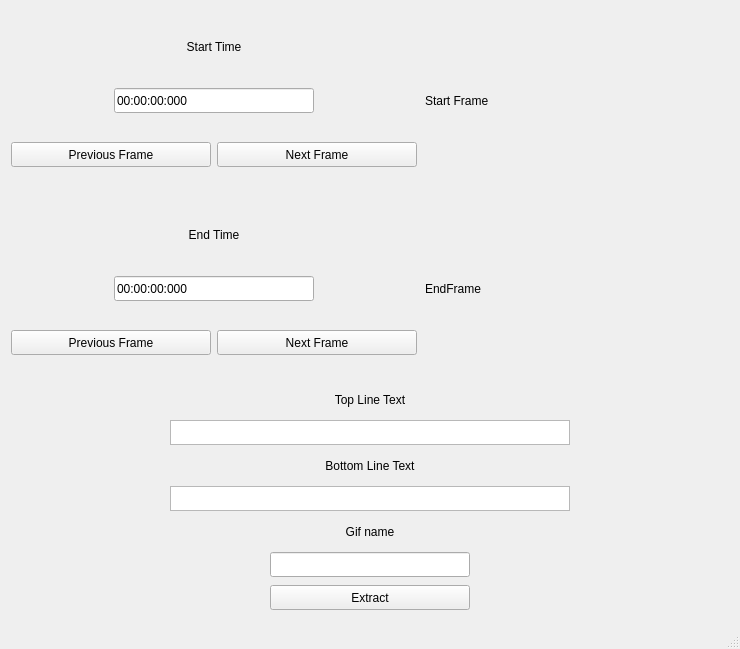
Old version of the form mainwindow.ui in the repository BigFatFlo/gif_extractor.
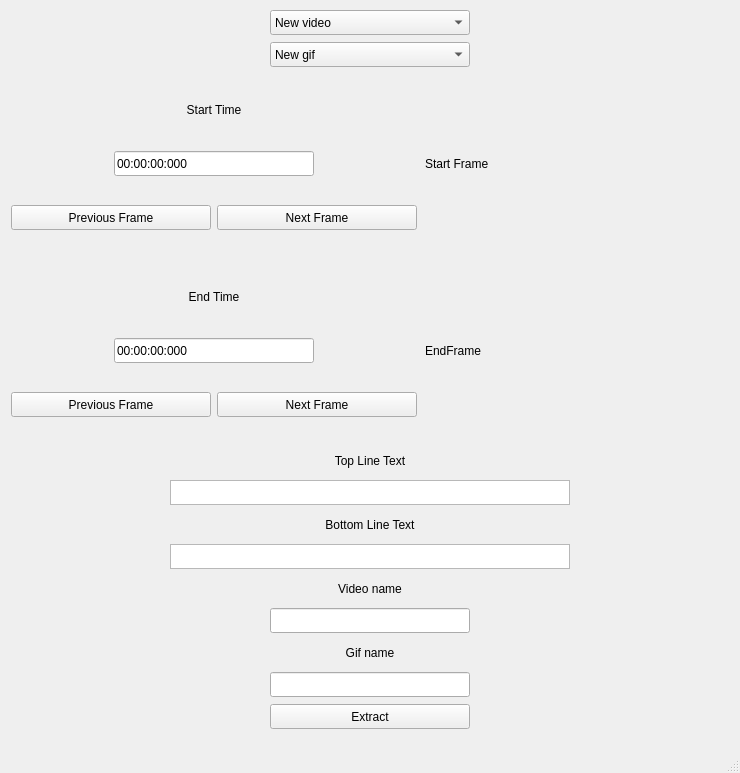
New version of the form.

Commit message:
Choose video and load gif data from json file
This changes makes it easy to
- fix bad timestamps
- add new text to old gifs

Also: big refactoring

Patch:
```diff
--- a/mainwindow.ui
+++ b/mainwindow.ui
@@ -7,14 +7,65 @@
     <x>0</x>
     <y>0</y>
     <width>740</width>
-    <height>649</height>
+    <height>773</height>
    </rect>
   </property>
+  <property name="sizePolicy">
+   <sizepolicy hsizetype="Expanding" vsizetype="Preferred">
+    <horstretch>0</horstretch>
+    <verstretch>0</verstretch>
+   </sizepolicy>
+  </property>
   <property name="windowTitle">
    <string>MainWindow</string>
   </property>
   <widget class="QWidget" name="centralwidget">
    <layout class="QVBoxLayout" name="verticalLayout">
+    <item alignment="Qt::AlignHCenter">
+     <widget class="QComboBox" name="videoComboBox">
+      <property name="minimumSize">
+       <size>
+        <width>200</width>
+        <height>25</height>
+       </size>
+      </property>
+      <property name="maximumSize">
+       <size>
+        <width>200</width>
+        <height>25</height>
+       </size>
+      </property>
+      <item>
+       <property name="text">
+        <string>New video</string>
+       </property>
+      </item>
+     </widget>
+    </item>
+    <item alignment="Qt::AlignHCenter">
+     <widget class="QComboBox" name="gifComboBox">
+      <property name="sizePolicy">
+       <sizepolicy hsizetype="Expanding" vsizetype="Fixed">
+        <horstretch>0</horstretch>
+        <verstretch>0</verstretch>
+       </sizepolicy>
+      </property>
+      <property name="minimumSize">
+       <size>
+        <width>200</width>
+        <height>25</height>
+       </size>
+      </property>
+      <property name="sizeAdjustPolicy">
+       <enum>QComboBox::AdjustToContents</enum>
+      </property>
+      <item>
+       <property name="text">
+        <string>New gif</string>
+       </property>
+      </item>
+     </widget>
+    </item>
     <item>
      <layout class="QHBoxLayout" name="startFrameLayout">
       <item>
@@ -317,6 +368,47 @@
       </property>
      </widget>
     </item>
+    <item alignment="Qt::AlignHCenter">
+     <widget class="QLabel" name="videoNameLabel">
+      <property name="minimumSize">
+       <size>
+        <width>200</width>
+        <height>25</height>
+       </size>
+      </property>
+      <property name="maximumSize">
+       <size>
+        <width>200</width>
+        <height>25</height>
+       </size>
+      </property>
+      <property name="text">
+       <string>Video name</string>
+      </property>
+      <property name="alignment">
+       <set>Qt::AlignCenter</set>
+      </property>
+     </widget>
+    </item>
+    <item alignment="Qt::AlignHCenter">
+     <widget class="QLineEdit" name="videoNameLineEdit">
+      <property name="minimumSize">
+       <size>
+        <width>200</width>
+        <height>25</height>
+       </size>
+      </property>
+      <property name="maximumSize">
+       <size>
+        <width>200</width>
+        <height>25</height>
+       </size>
+      </property>
+      <property name="text">
+       <string/>
+      </property>
+     </widget>
+    </item>
     <item alignment="Qt::AlignHCenter">
      <widget class="QLabel" name="gifNameLabel">
       <property name="minimumSize">
@@ -341,6 +433,12 @@
     </item>
     <item alignment="Qt::AlignHCenter">
      <widget class="QLineEdit" name="gifNameLineEdit">
+      <property name="sizePolicy">
+       <sizepolicy hsizetype="Preferred" vsizetype="Fixed">
+        <horstretch>0</horstretch>
+        <verstretch>0</verstretch>
+       </sizepolicy>
+      </property>
       <property name="minimumSize">
        <size>
         <width>200</width>
@@ -349,7 +447,7 @@
       </property>
       <property name="maximumSize">
        <size>
-        <width>200</width>
+        <width>16777215</width>
         <height>25</height>
        </size>
       </property>
```
The commit also changes 3 other files.
